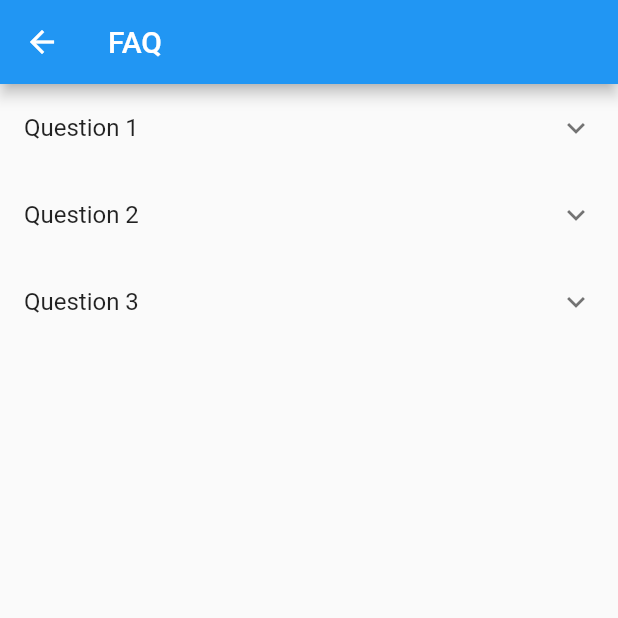
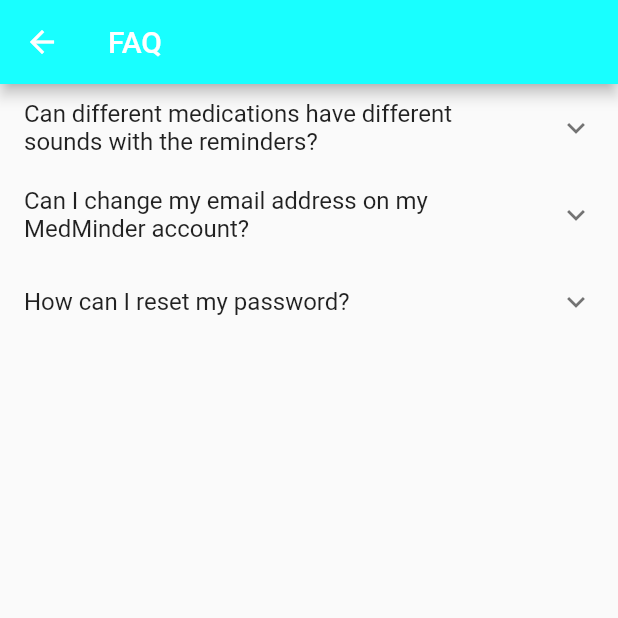
Before and after one commit to MedminderAJCE/MedMinder, a Flutter app: the FAQPage screen opened directly, on a phone screen of 412 x 824 dp, the top half of it. Run offline on Flutter 3.47's test engine with Material 2 defaults, Android fonts, the phone set to English and light mode, and no system bars; our stand-ins replace cloud_firestore, firebase_auth, firebase_core, fluttertoast; accounts and stored records are empty.

Commit message:
Help  and Support added

```diff
--- a/lib/screens/HelpandSupport.dart
+++ b/lib/screens/HelpandSupport.dart
@@ -2,9 +2,13 @@ import 'package:flutter/material.dart';
 
 class FAQPage extends StatelessWidget {
   final List<QuestionAnswer> faqList = [
-    QuestionAnswer('Question 1', 'Answer 1'),
-    QuestionAnswer('Question 2', 'Answer 2'),
-    QuestionAnswer('Question 3', 'Answer 3'),
+    QuestionAnswer(
+        'Can different medications have different sounds with the reminders?',
+        'At this time you cannot assign different sounds with the reminders.We apologize for any inconvenience caused.'),
+    QuestionAnswer('Can I change my email address on my MedMinder account?',
+        'Yes! To change your email address on your  account, please tap on your avatar on the bottom-right corner of the home screen.You can edit your account and verify the changes.'),
+    QuestionAnswer('How can I reset my password?',
+        'To reset your password:\n\n *Tap on your profile icon on the bottom right corner of home screen to open your account.\n\n*If you are not logged in tap on "Forgot Password" in the login page.\n\n*Enter your email address and then you will receive an email to reset your password.'),
     // Add more question-answer pairs as needed
   ];
 
@@ -12,6 +16,7 @@ class FAQPage extends StatelessWidget {
   Widget build(BuildContext context) {
     return Scaffold(
       appBar: AppBar(
+        backgroundColor: Colors.cyanAccent,
         title: Text('FAQ'),
       ),
       body: ListView.builder(
--- a/lib/screens/homepage.dart
+++ b/lib/screens/homepage.dart
@@ -95,9 +95,9 @@ class _HomePageState extends State<HomePage> {
                 },
               ),
               ListTile(
-                leading: Icon(IconData(0xe3b3,fontFamily:'MaterialIcons'),color: Colors.white,),
+                leading: Icon(Icons.help,color: Colors.white,),
                 title: Text(
-                  'Help and Support',
+                  'Help & Support',
                   style: TextStyle(fontSize: 15,color: Colors.white,),
                 ),
                 onTap: (){
```
Also changed, not shown: pubspec.lock.
